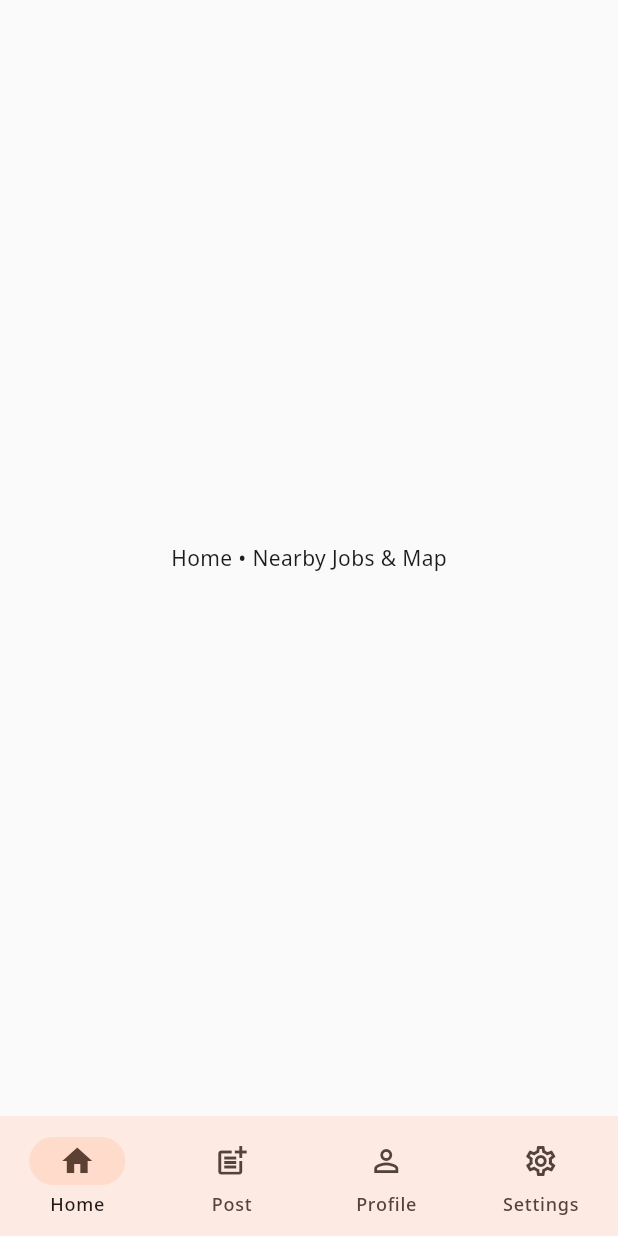
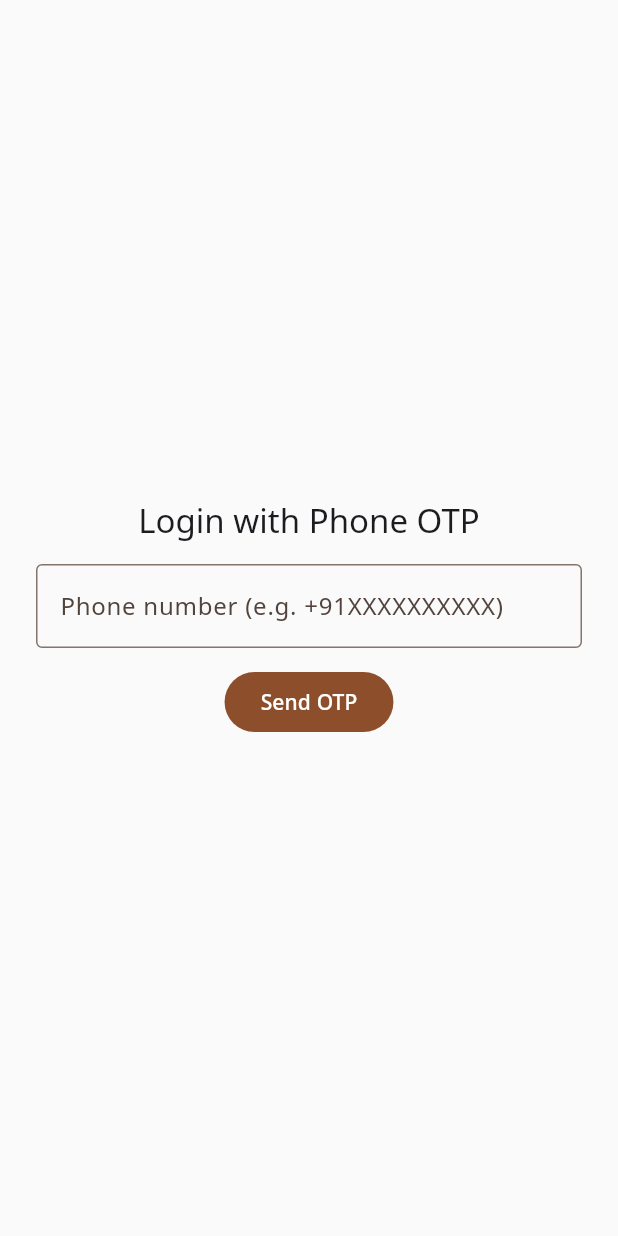
Before and after one commit to Saifli786/kaam_bolo_mobile, a Flutter app: the screen it shows after launch, on a phone screen of 412 x 824 dp. Run offline on Flutter 3.47's test engine with Material 3 defaults, Android fonts, the phone set to English and light mode, and no system bars; our stand-ins replace firebase_auth, firebase_core, google_fonts, shared_preferences; accounts and stored records are empty.

Commit message:
feat(auth): add phone OTP auth gate and login UI; enable logout in settings

```diff
--- a/lib/main.dart
+++ b/lib/main.dart
@@ -1,5 +1,6 @@
 import 'package:flutter/material.dart';
 import 'package:firebase_core/firebase_core.dart';
+import 'package:firebase_auth/firebase_auth.dart';
 import 'package:google_fonts/google_fonts.dart';
 import 'package:shared_preferences/shared_preferences.dart';
 
@@ -81,7 +82,16 @@ class _KaamBoloAppState extends State<KaamBoloApp> {
       debugShowCheckedModeBanner: false,
       title: 'KaamBolo Mobile',
       theme: theme,
-      home: Scaffold(
+      home: StreamBuilder<User?>(
+        stream: FirebaseAuth.instance.authStateChanges(),
+        builder: (context, snapshot) {
+          if (snapshot.connectionState == ConnectionState.waiting) {
+            return const Scaffold(body: Center(child: CircularProgressIndicator()));
+          }
+          if (snapshot.data == null) {
+            return const _PhoneAuthScaffold();
+          }
+          return Scaffold(
             body: IndexedStack(
               index: _selectedIndex,
               children: _screens,
@@ -96,7 +106,141 @@ class _KaamBoloAppState extends State<KaamBoloApp> {
                 NavigationDestination(icon: Icon(Icons.settings_outlined), selectedIcon: Icon(Icons.settings), label: 'Settings'),
               ],
             ),
+          );
+        },
       ),
     );
   }
 }
+
+class _PhoneAuthScaffold extends StatelessWidget {
+  const _PhoneAuthScaffold();
+
+  @override
+  Widget build(BuildContext context) {
+    return const Scaffold(
+      body: SafeArea(
+        child: Center(
+          child: _PhoneAuthForm(),
+        ),
+      ),
+    );
+  }
+}
+
+class _PhoneAuthForm extends StatefulWidget {
+  const _PhoneAuthForm();
+
+  @override
+  State<_PhoneAuthForm> createState() => _PhoneAuthFormState();
+}
+
+class _PhoneAuthFormState extends State<_PhoneAuthForm> {
+  final TextEditingController _phoneController = TextEditingController();
+  final TextEditingController _codeController = TextEditingController();
+  String? _verificationId;
+  bool _sendingCode = false;
+  bool _verifying = false;
+  String? _error;
+
+  Future<void> _sendCode() async {
+    setState(() {
+      _sendingCode = true;
+      _error = null;
+    });
+    try {
+      await FirebaseAuth.instance.verifyPhoneNumber(
+        phoneNumber: _phoneController.text.trim(),
+        verificationCompleted: (credential) async {
+          try {
+            await FirebaseAuth.instance.signInWithCredential(credential);
+          } catch (_) {}
+        },
+        codeSent: (verificationId, _) {
+          setState(() {
+            _verificationId = verificationId;
+          });
+        },
+        verificationFailed: (e) {
+          setState(() => _error = e.message);
+        },
+        codeAutoRetrievalTimeout: (verificationId) {
+          setState(() => _verificationId = verificationId);
+        },
+      );
+    } catch (e) {
+      setState(() => _error = 'Failed to send code');
+    } finally {
+      setState(() => _sendingCode = false);
+    }
+  }
+
+  Future<void> _verifyCode() async {
+    if (_verificationId == null) return;
+    setState(() {
+      _verifying = true;
+      _error = null;
+    });
+    try {
+      final credential = PhoneAuthProvider.credential(
+        verificationId: _verificationId!,
+        smsCode: _codeController.text.trim(),
+      );
+      await FirebaseAuth.instance.signInWithCredential(credential);
+    } catch (e) {
+      setState(() => _error = 'Invalid code');
+    } finally {
+      setState(() => _verifying = false);
+    }
+  }
+
+  @override
+  Widget build(BuildContext context) {
+    return Padding(
+      padding: const EdgeInsets.all(24),
+      child: ConstrainedBox(
+        constraints: const BoxConstraints(maxWidth: 480),
+        child: Column(
+          mainAxisSize: MainAxisSize.min,
+          children: [
+            Text('Login with Phone OTP', style: Theme.of(context).textTheme.titleLarge),
+            const SizedBox(height: 16),
+            TextField(
+              controller: _phoneController,
+              keyboardType: TextInputType.phone,
+              decoration: const InputDecoration(
+                border: OutlineInputBorder(),
+                labelText: 'Phone number (e.g. +91XXXXXXXXXX)',
+              ),
+            ),
+            const SizedBox(height: 12),
+            FilledButton(
+              onPressed: _sendingCode ? null : _sendCode,
+              child: _sendingCode ? const SizedBox(width: 18, height: 18, child: CircularProgressIndicator(strokeWidth: 2)) : const Text('Send OTP'),
+            ),
+            if (_verificationId != null) ...[
+              const SizedBox(height: 24),
+              TextField(
+                controller: _codeController,
+                keyboardType: TextInputType.number,
+                decoration: const InputDecoration(
+                  border: OutlineInputBorder(),
+                  labelText: 'Enter OTP',
+                ),
+              ),
+              const SizedBox(height: 12),
+              FilledButton.tonal(
+                onPressed: _verifying ? null : _verifyCode,
+                child: _verifying ? const SizedBox(width: 18, height: 18, child: CircularProgressIndicator(strokeWidth: 2)) : const Text('Verify & Continue'),
+              ),
+            ],
+            if (_error != null) ...[
+              const SizedBox(height: 12),
+              Text(_error!, style: const TextStyle(color: Colors.red)),
+            ],
+          ],
+        ),
+      ),
+    );
+  }
+}
```
Also changed, not shown: lib/screens/settings_screen.dart (+9 -2 lines). Lines whose indentation alone changed are shown as unchanged.
